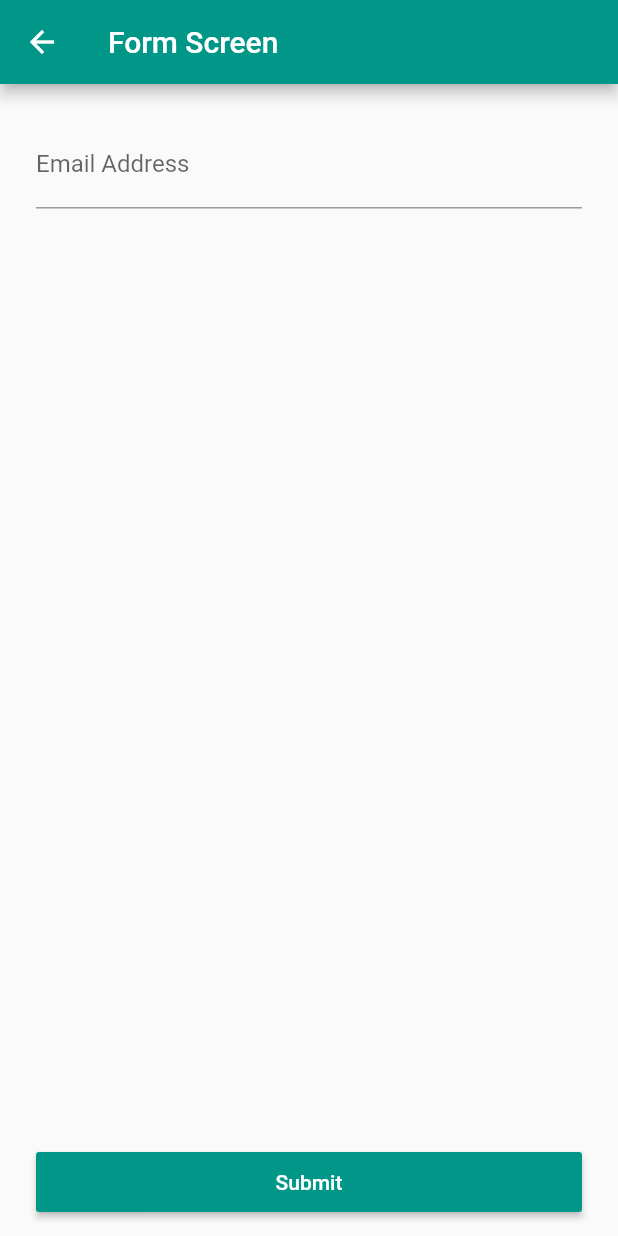
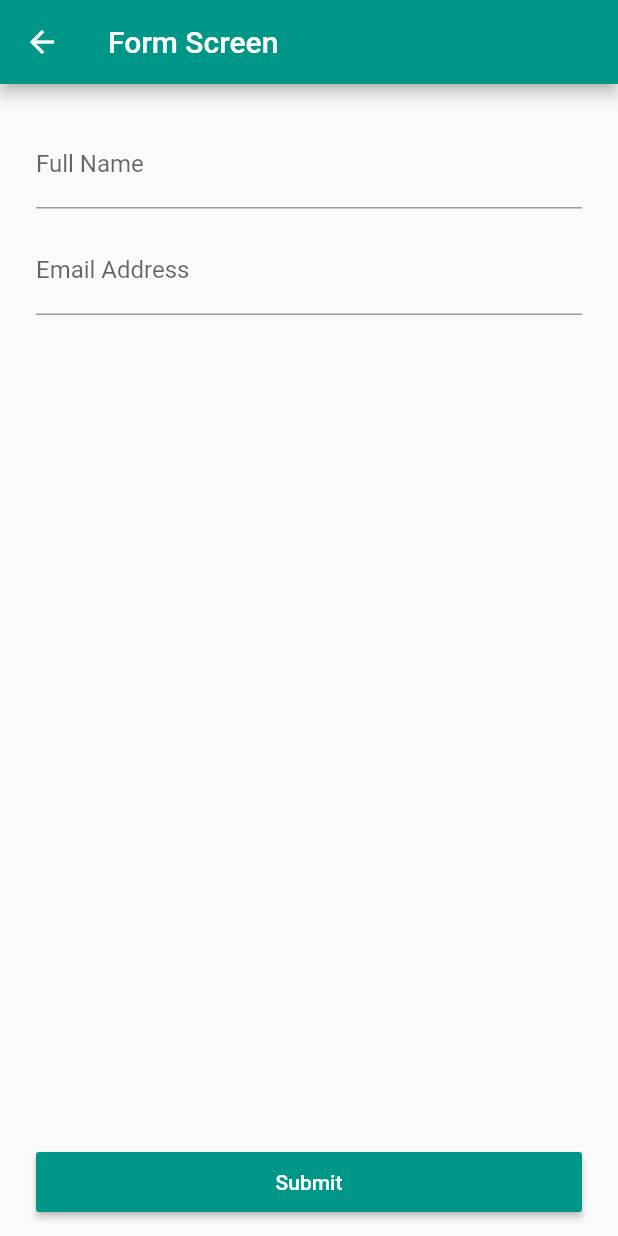
Before and after one commit to yoesuv/GetX-Playground, a Flutter app: the FormScreen screen opened by its route, on a phone screen of 412 x 824 dp. Run offline on Flutter 3.47's test engine with Material 2 defaults, Android fonts, the phone set to English and light mode, and no system bars; our stand-ins replace get.

Commit message:
:pencil: validate full name

```diff
--- a/lib/src/menu/form/form_controller.dart
+++ b/lib/src/menu/form/form_controller.dart
@@ -3,7 +3,22 @@ import 'package:get/get.dart';
 
 class FormController extends GetxController {
   final emailController = TextEditingController();
+  final fullNameController = TextEditingController();
+
   var emailError = Rx<String?>(null);
+  var fullNameError = Rx<String?>(null);
+
+  void validateFullName(String value) {
+    if (value.isEmpty) {
+      fullNameError.value = 'Full Name is empty';
+    } else if (GetUtils.isLowerThan(value.length, 2)) {
+      fullNameError.value = 'Full Name is not valid';
+    } else if (GetUtils.isGreaterThan(value.length, 150)) {
+      fullNameError.value = 'Full Name is not valid';
+    } else {
+      fullNameError.value = null;
+    }
+  }
 
   void validateEmail(String value) {
     if (value.isEmpty) {
@@ -19,5 +34,6 @@ class FormController extends GetxController {
   void onClose() {
     super.onClose();
     emailController.dispose();
+    fullNameController.dispose();
   }
 }
--- a/lib/src/menu/form/form_screen.dart
+++ b/lib/src/menu/form/form_screen.dart
@@ -21,8 +21,9 @@ class FormScreen extends GetView<FormController> {
             crossAxisAlignment: CrossAxisAlignment.start,
             children: [
               const SizedBox(height: 24),
+              _textFieldFullName(),
+              const SizedBox(height: 12),
               _textFieldEmail(),
-              const SizedBox(height: 12),
             ],
           ),
         ),
@@ -33,6 +34,22 @@ class FormScreen extends GetView<FormController> {
           label: 'Submit',
           onPressed: () {},
         ),
+      ),
+    );
+  }
+
+  Widget _textFieldFullName() {
+    return Obx(
+      () => TextField(
+        controller: controller.fullNameController,
+        decoration: InputDecoration(
+          labelText: 'Full Name',
+          hintText: 'your full name',
+          errorText: controller.fullNameError.value,
+        ),
+        onChanged: (value) => controller.validateFullName(value),
+        keyboardType: TextInputType.name,
+        textInputAction: TextInputAction.next,
       ),
     );
   }
@@ -48,6 +65,7 @@ class FormScreen extends GetView<FormController> {
         ),
         onChanged: (value) => controller.validateEmail(value),
         keyboardType: TextInputType.emailAddress,
+        textInputAction: TextInputAction.done,
       ),
     );
   }
```
